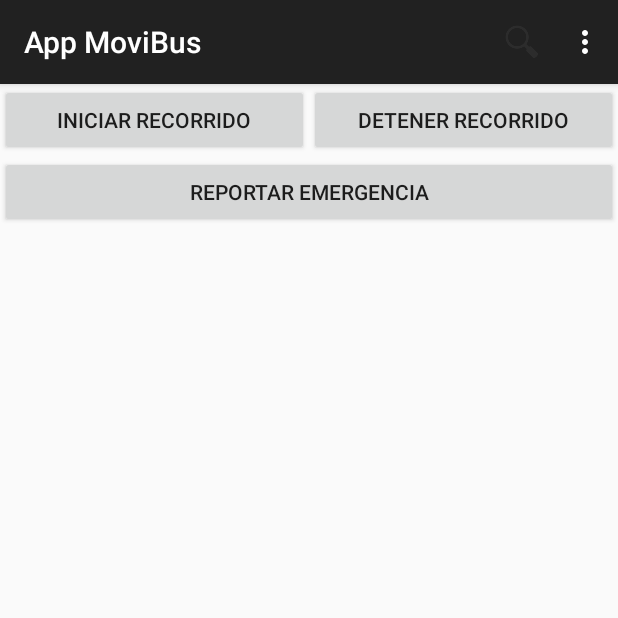
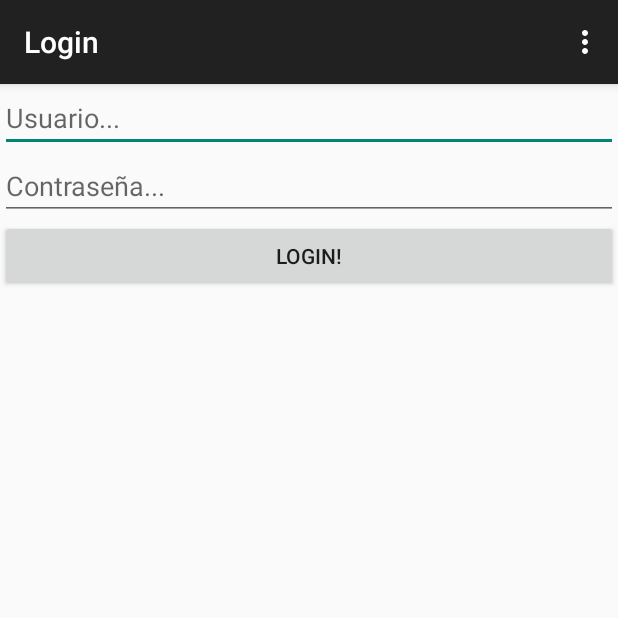
Before and after one commit to ISIS2503-2015-02/Grupo-07, an Android app: the screen it shows after launch (MainActivity before the commit, Login after it), on a phone screen of 412 x 824 dp, the top half of it. Run offline under Robolectric (Android 15) with nearby library versions, the phone set to English and light mode, and no system bars.

Commit message:
Update AppMoviBus 3

```diff
--- /dev/null
+++ b/AppMoviBus/app/src/main/java/com/ramirezamayas/appmovibus/Login.java
@@ -0,0 +1,39 @@
+package com.ramirezamayas.appmovibus;
+
+import android.support.v7.app.ActionBarActivity;
+import android.os.Bundle;
+import android.view.Menu;
+import android.view.MenuItem;
+
+
+public class Login extends ActionBarActivity {
+
+    @Override
+    protected void onCreate(Bundle savedInstanceState) {
+        super.onCreate(savedInstanceState);
+        setContentView(R.layout.activity_login);
+    }
+
+
+    @Override
+    public boolean onCreateOptionsMenu(Menu menu) {
+        // Inflate the menu; this adds items to the action bar if it is present.
+        getMenuInflater().inflate(R.menu.menu_login, menu);
+        return true;
+    }
+
+    @Override
+    public boolean onOptionsItemSelected(MenuItem item) {
+        // Handle action bar item clicks here. The action bar will
+        // automatically handle clicks on the Home/Up button, so long
+        // as you specify a parent activity in AndroidManifest.xml.
+        int id = item.getItemId();
+
+        //noinspection SimplifiableIfStatement
+        if (id == R.id.action_settings) {
+            return true;
+        }
+
+        return super.onOptionsItemSelected(item);
+    }
+}
--- /dev/null
+++ b/AppMoviBus/app/src/main/res/layout/activity_login.xml
@@ -0,0 +1,55 @@
+<GridLayout xmlns:android="http://schemas.android.com/apk/res/android"
+    xmlns:tools="http://schemas.android.com/tools"
+    android:id="@+id/GridLayout2"
+    android:layout_width="match_parent"
+    android:layout_height="match_parent"
+    android:columnCount="1"
+    android:rowCount="3"
+    tools:context=".GridXMLActivity" >
+
+    <LinearLayout xmlns:android="http://schemas.android.com/apk/res/android"
+        android:layout_width="match_parent"
+        android:layout_height="wrap_content"
+        android:orientation="horizontal" >
+
+        <EditText
+            android:layout_width="wrap_content"
+            android:layout_height="wrap_content"
+            android:inputType="textEmailAddress"
+            android:hint="Usuario..."
+            android:layout_weight="1"
+            android:ems="10"
+            android:id="@+id/editText" />
+
+    </LinearLayout>
+
+    <LinearLayout xmlns:android="http://schemas.android.com/apk/res/android"
+        android:layout_width="match_parent"
+        android:layout_height="wrap_content"
+        android:orientation="horizontal" >
+
+        <EditText
+            android:layout_width="wrap_content"
+            android:layout_height="wrap_content"
+            android:inputType="textPassword"
+            android:layout_weight="1"
+            android:hint="Contraseña..."
+            android:ems="10"
+            android:id="@+id/editText2" />
+
+    </LinearLayout>
+
+    <LinearLayout xmlns:android="http://schemas.android.com/apk/res/android"
+        android:layout_width="match_parent"
+        android:layout_height="wrap_content"
+        android:orientation="horizontal" >
+
+        <Button
+            android:layout_width="match_parent"
+            android:layout_height="wrap_content"
+            android:text="Login!"
+            android:onClick="validar_usuario"       />
+
+    </LinearLayout>
+
+</GridLayout>
--- /dev/null
+++ b/AppMoviBus/app/src/main/res/menu/menu_login.xml
@@ -0,0 +1,7 @@
+<menu xmlns:android="http://schemas.android.com/apk/res/android"
+    xmlns:app="http://schemas.android.com/apk/res-auto"
+    xmlns:tools="http://schemas.android.com/tools"
+    tools:context="com.ramirezamayas.appmovibus.Login">
+    <item android:id="@+id/action_settings" android:title="@string/action_settings"
+        android:orderInCategory="100" app:showAsAction="never" />
+</menu>
--- a/AppMoviBus/app/src/main/res/values/strings.xml
+++ b/AppMoviBus/app/src/main/res/values/strings.xml
@@ -8,4 +8,5 @@
     <string name="hello_world">Hello World!</string>
     <string name="title_activity_iniciar_recorrido">Iniciar_recorrido</string>
     <string name="title_activity_reportar_emergencia">Reportar_emergencia</string>
+    <string name="title_activity_login">Login</string>
 </resources>
```
Also changed, not shown: AppMoviBus/app/src/main/AndroidManifest.xml (+10 -2 lines), AppMoviBus/app/src/main/java/com/ramirezamayas/appmovibus/Coordenada.java (added, +54 -0 lines), AppMoviBus/app/src/main/java/com/ramirezamayas/appmovibus/Reporte.java (added, +54 -0 lines).
